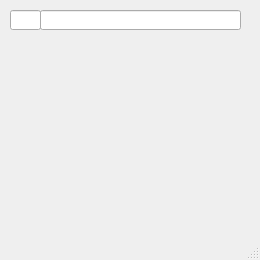
Qt form oop_qt/1/mainwindow.ui (4LAR/Programming-GUAP) before a commit.
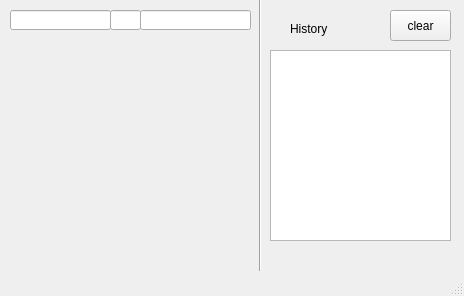
The same form after that commit.

Commit message: сдал

The edit to the form file:
```diff
--- a/oop_qt/1/mainwindow.ui
+++ b/oop_qt/1/mainwindow.ui
@@ -6,8 +6,8 @@
    <rect>
     <x>0</x>
     <y>0</y>
-    <width>260</width>
-    <height>260</height>
+    <width>464</width>
+    <height>296</height>
    </rect>
   </property>
   <property name="minimumSize">
@@ -34,8 +34,8 @@
      <rect>
       <x>10</x>
       <y>40</y>
-      <width>231</width>
-      <height>201</height>
+      <width>241</width>
+      <height>211</height>
      </rect>
     </property>
     <layout class="QGridLayout" name="gridLayout">
@@ -47,20 +47,23 @@
    <widget class="QLineEdit" name="lineEdit">
     <property name="geometry">
      <rect>
-      <x>40</x>
+      <x>140</x>
       <y>10</y>
-      <width>201</width>
+      <width>111</width>
       <height>20</height>
      </rect>
     </property>
     <property name="alignment">
      <set>Qt::AlignRight|Qt::AlignTrailing|Qt::AlignVCenter</set>
     </property>
+    <property name="readOnly">
+     <bool>true</bool>
+    </property>
    </widget>
    <widget class="QLineEdit" name="lineEdit_2">
     <property name="geometry">
      <rect>
-      <x>10</x>
+      <x>110</x>
       <y>10</y>
       <width>31</width>
       <height>20</height>
@@ -72,6 +75,77 @@
     <property name="alignment">
      <set>Qt::AlignRight|Qt::AlignTrailing|Qt::AlignVCenter</set>
     </property>
+    <property name="readOnly">
+     <bool>true</bool>
+    </property>
+   </widget>
+   <widget class="QListView" name="listView">
+    <property name="geometry">
+     <rect>
+      <x>270</x>
+      <y>50</y>
+      <width>181</width>
+      <height>191</height>
+     </rect>
+    </property>
+    <property name="layoutDirection">
+     <enum>Qt::RightToLeft</enum>
+    </property>
+   </widget>
+   <widget class="QPushButton" name="pushButton">
+    <property name="geometry">
+     <rect>
+      <x>390</x>
+      <y>10</y>
+      <width>61</width>
+      <height>31</height>
+     </rect>
+    </property>
+    <property name="text">
+     <string>clear</string>
+    </property>
+   </widget>
+   <widget class="QLabel" name="label">
+    <property name="geometry">
+     <rect>
+      <x>290</x>
+      <y>20</y>
+      <width>58</width>
+      <height>18</height>
+     </rect>
+    </property>
+    <property name="text">
+     <string>History</string>
+    </property>
+   </widget>
+   <widget class="Line" name="line">
+    <property name="geometry">
+     <rect>
+      <x>250</x>
+      <y>-20</y>
+      <width>20</width>
+      <height>291</height>
+     </rect>
+    </property>
+    <property name="orientation">
+     <enum>Qt::Vertical</enum>
+    </property>
+   </widget>
+   <widget class="QLineEdit" name="lineEdit_3">
+    <property name="geometry">
+     <rect>
+      <x>10</x>
+      <y>10</y>
+      <width>101</width>
+      <height>20</height>
+     </rect>
+    </property>
+    <property name="alignment">
+     <set>Qt::AlignRight|Qt::AlignTrailing|Qt::AlignVCenter</set>
+    </property>
+    <property name="readOnly">
+     <bool>true</bool>
+    </property>
    </widget>
   </widget>
   <widget class="QMenuBar" name="menubar">
```
Left out of the diff: 4 changed lines with no effect on the pictures. The commit also changes 2 other files.
